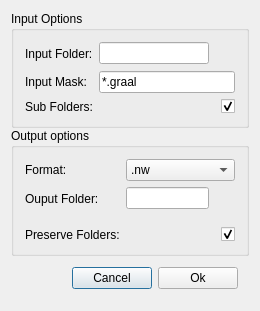
Old version of the form LevelConverter.ui in the repository lukegrahamSydney/TilesEditor.
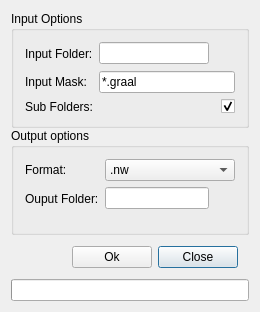
New version of the form. Icons and pictures are not drawn.

Commit message: Level Converter done

Diff of the .ui file:
```diff
--- a/LevelConverter.ui
+++ b/LevelConverter.ui
@@ -7,7 +7,7 @@
     <x>0</x>
     <y>0</y>
     <width>260</width>
-    <height>310</height>
+    <height>311</height>
    </rect>
   </property>
   <property name="windowTitle">
@@ -237,26 +237,6 @@
         </layout>
        </widget>
       </item>
-      <item row="2" column="0">
-       <widget class="QLabel" name="maintainFoldersLabel">
-        <property name="text">
-         <string>Preserve Folders:</string>
-        </property>
-       </widget>
-      </item>
-      <item row="2" column="1">
-       <widget class="QCheckBox" name="maintainFoldersCheckBox">
-        <property name="toolTip">
-         <string>Preserve directory structure</string>
-        </property>
-        <property name="layoutDirection">
-         <enum>Qt::RightToLeft</enum>
-        </property>
-        <property name="checked">
-         <bool>true</bool>
-        </property>
-       </widget>
-      </item>
      </layout>
     </widget>
    </item>
@@ -282,23 +262,36 @@
         </property>
        </spacer>
       </item>
-      <item>
-       <widget class="QPushButton" name="cancelButton">
-        <property name="text">
-         <string>Cancel</string>
-        </property>
-       </widget>
-      </item>
       <item>
        <widget class="QPushButton" name="okButton">
         <property name="text">
          <string>Ok</string>
         </property>
+        <property name="autoDefault">
+         <bool>false</bool>
+        </property>
+       </widget>
+      </item>
+      <item>
+       <widget class="QPushButton" name="cancelButton">
+        <property name="text">
+         <string>Close</string>
+        </property>
        </widget>
       </item>
      </layout>
     </widget>
    </item>
+   <item>
+    <widget class="QProgressBar" name="progressBar">
+     <property name="value">
+      <number>0</number>
+     </property>
+     <property name="textVisible">
+      <bool>false</bool>
+     </property>
+    </widget>
+   </item>
   </layout>
  </widget>
  <layoutdefault spacing="6" margin="11"/>
```
The commit also changes 4 other files.
